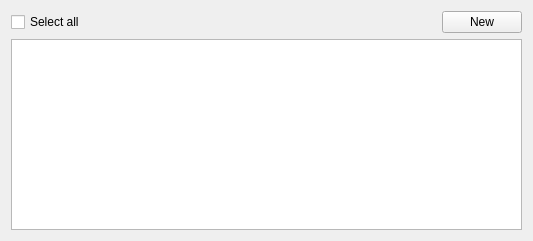
Before: the Qt Designer form widgets/ui/widget_projects_tab.ui in Pazitos10/time-tracker, drawn with Qt 5.
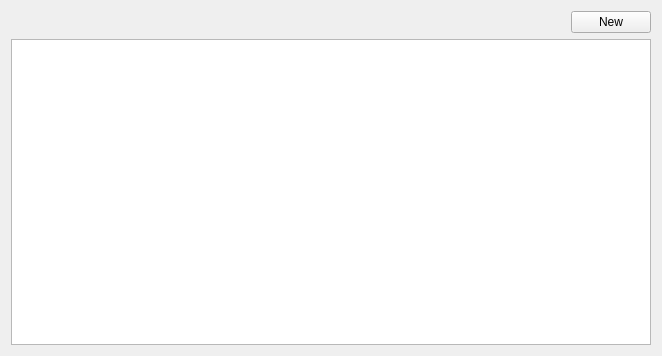
After: the same form once the commit is applied.

```diff
--- a/widgets/ui/widget_projects_tab.ui
+++ b/widgets/ui/widget_projects_tab.ui
@@ -6,8 +6,8 @@
    <rect>
     <x>0</x>
     <y>0</y>
-    <width>533</width>
-    <height>241</height>
+    <width>662</width>
+    <height>356</height>
    </rect>
   </property>
   <property name="windowTitle">
@@ -16,19 +16,6 @@
   <layout class="QVBoxLayout" name="verticalLayout">
    <item>
     <layout class="QHBoxLayout" name="horizontalLayout">
-     <item>
-      <widget class="QCheckBox" name="select_all_checkbox">
-       <property name="maximumSize">
-        <size>
-         <width>16777200</width>
-         <height>16777215</height>
-        </size>
-       </property>
-       <property name="text">
-        <string>Select all</string>
-       </property>
-      </widget>
-     </item>
      <item>
       <spacer name="horizontalSpacer_3">
        <property name="orientation">
```
